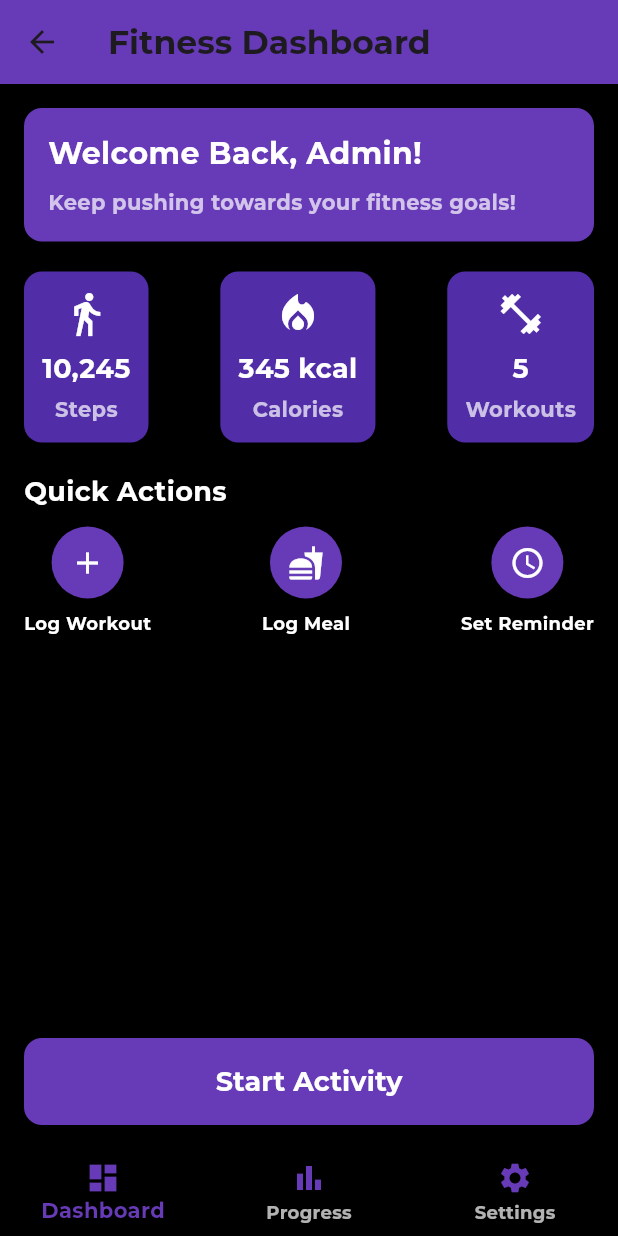
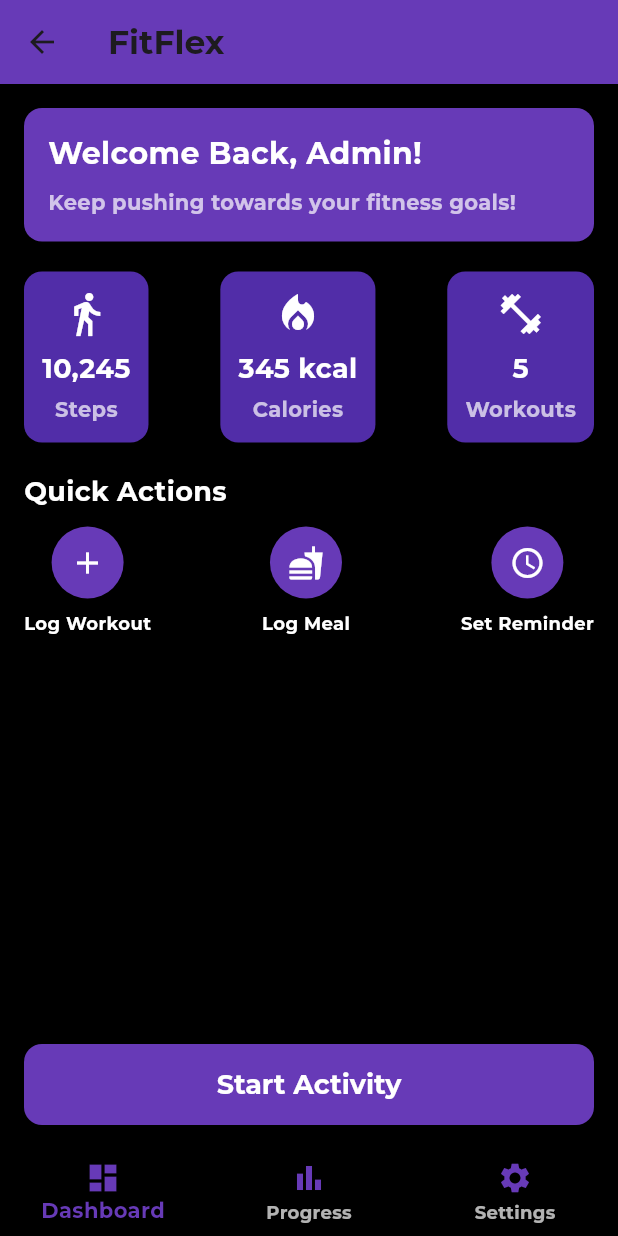
Before and after one commit to Aashrit17/FitFlex, a Flutter app: the DashboardView screen opened by its route, on a phone screen of 412 x 824 dp. Run offline on Flutter 3.47's test engine with Material 3 defaults, Android fonts, the phone set to English and light mode, and no system bars.

Commit message:
dashboard changes

```diff
--- a/lib/view/dashboard_view.dart
+++ b/lib/view/dashboard_view.dart
@@ -1,26 +1,78 @@
 import 'package:flutter/material.dart';
 
-class DashboardView extends StatelessWidget {
+class DashboardView extends StatefulWidget {
+  const DashboardView({super.key});
+
+  @override
+  State<DashboardView> createState() => _DashboardViewState();
+}
+
+class _DashboardViewState extends State<DashboardView> {
+  int _currentIndex = 0;
+
+  final List<Widget> _pages = [
+    const DashboardScreen(),
+    const ProgressScreen(),
+    const SettingsScreen(),
+  ];
+
   @override
   Widget build(BuildContext context) {
     return Scaffold(
       appBar: AppBar(
-        title: Text("Fitness Dashboard"),
+        title: const Text("FitFlex"),
         backgroundColor: Colors.deepPurple,
         elevation: 0,
       ),
-      body: Padding(
+      body: _pages[_currentIndex],
+      bottomNavigationBar: BottomNavigationBar(
+        backgroundColor: Colors.black,
+        currentIndex: _currentIndex,
+        items: const [
+          BottomNavigationBarItem(
+            icon: Icon(Icons.dashboard, color: Colors.deepPurple),
+            label: "Dashboard",
+          ),
+          BottomNavigationBarItem(
+            icon: Icon(Icons.bar_chart, color: Colors.deepPurple),
+            label: "Progress",
+          ),
+          BottomNavigationBarItem(
+            icon: Icon(Icons.settings, color: Colors.deepPurple),
+            label: "Settings",
+          ),
+        ],
+        selectedItemColor: Colors.deepPurple,
+        unselectedItemColor: Colors.white70,
+        onTap: (index) {
+          setState(() {
+            _currentIndex = index;
+          });
+        },
+      ),
+      backgroundColor: Colors.black,
+    );
+  }
+}
+
+// Restored Dashboard Screen
+class DashboardScreen extends StatelessWidget {
+  const DashboardScreen({super.key});
+
+  @override
+  Widget build(BuildContext context) {
+    return Padding(
       padding: const EdgeInsets.all(16.0),
       child: Column(
         crossAxisAlignment: CrossAxisAlignment.stretch,
         children: [
           Container(
-              padding: EdgeInsets.all(16),
+            padding: const EdgeInsets.all(16),
             decoration: BoxDecoration(
               color: Colors.deepPurple,
               borderRadius: BorderRadius.circular(12),
             ),
-              child: Column(
+            child: const Column(
               crossAxisAlignment: CrossAxisAlignment.start,
               children: [
                 Text(
@@ -42,7 +94,7 @@ class DashboardView extends StatelessWidget {
               ],
             ),
           ),
-            SizedBox(height: 20),
+          const SizedBox(height: 20),
           Row(
             mainAxisAlignment: MainAxisAlignment.spaceBetween,
             children: [
@@ -52,8 +104,8 @@ class DashboardView extends StatelessWidget {
               _buildStatCard("Workouts", "5", Icons.fitness_center),
             ],
           ),
-            SizedBox(height: 20),
-            Text(
+          const SizedBox(height: 20),
+          const Text(
             "Quick Actions",
             style: TextStyle(
               fontSize: 18,
@@ -61,7 +113,7 @@ class DashboardView extends StatelessWidget {
               color: Colors.white,
             ),
           ),
-            SizedBox(height: 10),
+          const SizedBox(height: 10),
           Row(
             mainAxisAlignment: MainAxisAlignment.spaceBetween,
             children: [
@@ -70,59 +122,35 @@ class DashboardView extends StatelessWidget {
               _buildActionButton(context, Icons.access_time, "Set Reminder"),
             ],
           ),
-            Spacer(),
+          const Spacer(),
           ElevatedButton(
             style: ElevatedButton.styleFrom(
               backgroundColor: Colors.deepPurple,
               shape: RoundedRectangleBorder(
                 borderRadius: BorderRadius.circular(12),
               ),
-                padding: EdgeInsets.symmetric(vertical: 16),
+              padding: const EdgeInsets.symmetric(vertical: 16),
             ),
             onPressed: () {
               print("Start Activity");
             },
-              child: Text(
+            child: const Text(
               "Start Activity",
               style: TextStyle(fontSize: 18, color: Colors.white),
             ),
           ),
         ],
       ),
-      ),
-      bottomNavigationBar: BottomNavigationBar(
-        backgroundColor: Colors.black,
-        items: [
-          BottomNavigationBarItem(
-            icon: Icon(Icons.dashboard, color: Colors.deepPurple),
-            label: "Dashboard",
-          ),
-          BottomNavigationBarItem(
-            icon: Icon(Icons.bar_chart, color: Colors.deepPurple),
-            label: "Progress",
-          ),
-          BottomNavigationBarItem(
-            icon: Icon(Icons.settings, color: Colors.deepPurple),
-            label: "Settings",
-          ),
-        ],
-        selectedItemColor: Colors.deepPurple,
-        unselectedItemColor: Colors.white70,
-        onTap: (index) {
-          print("Selected Index: $index");
-        },
-      ),
-      backgroundColor: Colors.black,
     );
   }
 
   Widget _buildStatCard(String title, String value, IconData icon) {
     return Container(
-      padding: EdgeInsets.all(12),
+      padding: const EdgeInsets.all(12),
       decoration: BoxDecoration(
         color: Colors.deepPurple.shade700,
         borderRadius: BorderRadius.circular(12),
-        boxShadow: [
+        boxShadow: const [
           BoxShadow(
             color: Colors.black45,
             blurRadius: 8,
@@ -133,19 +161,19 @@ class DashboardView extends StatelessWidget {
       child: Column(
         children: [
           Icon(icon, size: 32, color: Colors.white),
-          SizedBox(height: 8),
+          const SizedBox(height: 8),
           Text(
             value,
-            style: TextStyle(
+            style: const TextStyle(
               fontSize: 18,
               fontWeight: FontWeight.bold,
               color: Colors.white,
             ),
           ),
-          SizedBox(height: 4),
+          const SizedBox(height: 4),
           Text(
             title,
-            style: TextStyle(
+            style: const TextStyle(
               fontSize: 14,
               color: Colors.white70,
             ),
@@ -159,7 +187,7 @@ class DashboardView extends StatelessWidget {
     return Column(
       children: [
         Container(
-          decoration: BoxDecoration(
+          decoration: const BoxDecoration(
             color: Colors.deepPurple,
             shape: BoxShape.circle,
           ),
@@ -170,12 +198,113 @@ class DashboardView extends StatelessWidget {
             },
           ),
         ),
-        SizedBox(height: 8),
+        const SizedBox(height: 8),
         Text(
           label,
-          style: TextStyle(fontSize: 12, color: Colors.white),
+          style: const TextStyle(fontSize: 12, color: Colors.white),
         ),
       ],
     );
   }
 }
+
+// Progress Screen with Progress Tracking
+class ProgressScreen extends StatelessWidget {
+  const ProgressScreen({super.key});
+
+  @override
+  Widget build(BuildContext context) {
+    return Padding(
+      padding: const EdgeInsets.all(16.0),
+      child: Column(
+        crossAxisAlignment: CrossAxisAlignment.stretch,
+        children: [
+          const Text(
+            "Your Progress",
+            style: TextStyle(
+              fontSize: 24,
+              fontWeight: FontWeight.bold,
+              color: Colors.white,
+            ),
+            textAlign: TextAlign.center,
+          ),
+          const SizedBox(height: 20),
+          _buildProgressIndicator("Weekly Steps", 7500, 10000),
+          const SizedBox(height: 20),
+          _buildProgressIndicator("Calories Burned", 1800, 2500),
+          const SizedBox(height: 20),
+          _buildProgressIndicator("Workouts Completed", 3, 5),
+        ],
+      ),
+    );
+  }
+
+  Widget _buildProgressIndicator(String title, int current, int goal) {
+    double progress = current / goal;
+
+    return Container(
+      padding: const EdgeInsets.all(16),
+      decoration: BoxDecoration(
+        color: Colors.deepPurple.shade700,
+        borderRadius: BorderRadius.circular(12),
+        boxShadow: const [
+          BoxShadow(
+            color: Colors.black45,
+            blurRadius: 8,
+            offset: Offset(0, 4),
+          ),
+        ],
+      ),
+      child: Column(
+        crossAxisAlignment: CrossAxisAlignment.start,
+        children: [
+          Text(
+            title,
+            style: const TextStyle(
+              fontSize: 18,
+              fontWeight: FontWeight.bold,
+              color: Colors.white,
+            ),
+          ),
+          const SizedBox(height: 8),
+          LinearProgressIndicator(
+            value: progress,
+            backgroundColor: Colors.deepPurple.shade200,
+            color: Colors.green,
+            minHeight: 10,
+          ),
+          const SizedBox(height: 8),
+          Text(
+            "$current / $goal",
+            style: const TextStyle(
+              fontSize: 14,
+              color: Colors.white70,
+            ),
+          ),
+        ],
+      ),
+    );
+  }
+}
+
+// Settings Screen
+class SettingsScreen extends StatelessWidget {
+  const SettingsScreen({super.key});
+
+  @override
+  Widget build(BuildContext context) {
+    return const Center(
+      child: Text(
+        "Settings Screen",
+        style: TextStyle(color: Colors.white, fontSize: 24),
+      ),
+    );
+  }
+}
+
+void main() {
+  runApp(MaterialApp(
+    theme: ThemeData.dark(),
+    home: const DashboardView(),
+  ));
+}
```
Also changed, not shown: lib/main.dart (+3 -5 lines). Lines whose indentation alone changed are shown as unchanged.
